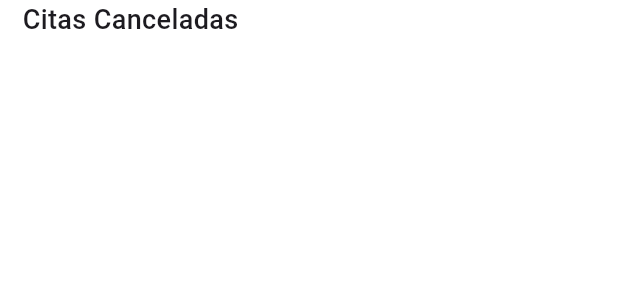
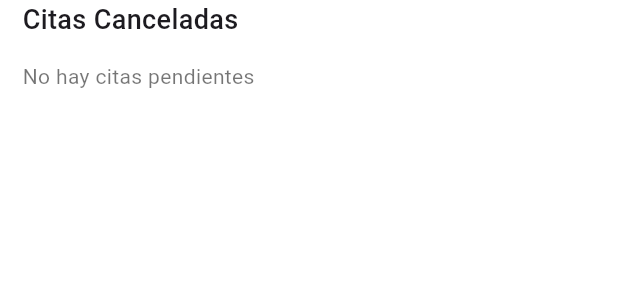
Before and after one commit to GabrielAgundiz/MechanicTracking, a Flutter app: the CancelledSchedule widget shown alone on an empty page, opened directly, on a phone screen of 412 x 824 dp. Shown: the top 300 px of the screen. Run offline on Flutter 3.47's test engine with Material 3 defaults, Android fonts, the phone set to English and light mode, and no system bars; our stand-ins replace cloud_firestore, dotted_line, email_validator, firebase_auth, firebase_core, google_fonts and 2 more; missing offline and left inert: custom_clippers; accounts and stored records are empty; network calls fail.

Commit message:
Correcion de mensajes cuando no hay elemento en vista cancelados

```diff
--- a/mechanictraking/lib/screens/admin/diagnosticad.dart
+++ b/mechanictraking/lib/screens/admin/diagnosticad.dart
@@ -201,7 +201,7 @@ class _DiagnosticPageADState extends State<DiagnosticPageAD> {
               const SizedBox(
                 height: 18,
               ),
-              Row(
+              /*Row(
                 children: [
                   Expanded(
                     flex: 3,
@@ -242,7 +242,7 @@ class _DiagnosticPageADState extends State<DiagnosticPageAD> {
                     children: _imagesList(context),
                   ),
                 ),
-              ),
+              ),*/
             ],
           ),
         ),
--- a/mechanictraking/lib/screens/user/widgets/cancelled.dart
+++ b/mechanictraking/lib/screens/user/widgets/cancelled.dart
@@ -55,12 +55,21 @@ class _CancelledScheduleState extends State<CancelledSchedule> {
                   ),
                 ),
                 const SizedBox(height: 15),
-                SingleChildScrollView(
+                appointments.length > 0
+                    ? SingleChildScrollView(
                         child: Column(
                           children: appointments.map((appointment) {
                             return CardAppointment(appointment.id, appointment);
                           }).toList(),
                         ),
+                      )
+                    : const Column(
+                        children: [
+                          Text(
+                            "No hay citas pendientes",
+                            style: TextStyle(color: Colors.black54),
+                          )
+                        ],
                       ),
                 const SizedBox(
                   height: 20,
@@ -125,7 +134,7 @@ class _CardAppointmentState extends State<CardAppointment> {
             children: [
               ListTile(
                 title: Text(
-                  _appointment!.auto, //signo porque puede ser nulo
+                  _appointment!.auto,
                   style: const TextStyle(fontWeight: FontWeight.bold),
                 ),
                 subtitle: Text(_appointment!.motivo),
@@ -243,7 +252,7 @@ class _CardAppointmentState extends State<CardAppointment> {
           child: const Column(
             children: [
               Text(
-                "Aun no tiene citas canceladas",
+                "No hay citas pendientes",
                 style: TextStyle(color: Colors.black54),
               )
             ],
--- a/mechanictraking/pubspec.yaml
+++ b/mechanictraking/pubspec.yaml
@@ -47,6 +47,7 @@ dependencies:
   intl: ^0.19.0
   provider: ^6.1.2
   shared_preferences: ^2.2.3
+
 
 dev_dependencies:
   flutter_test:
```
Lines whose indentation alone changed are shown as unchanged.
